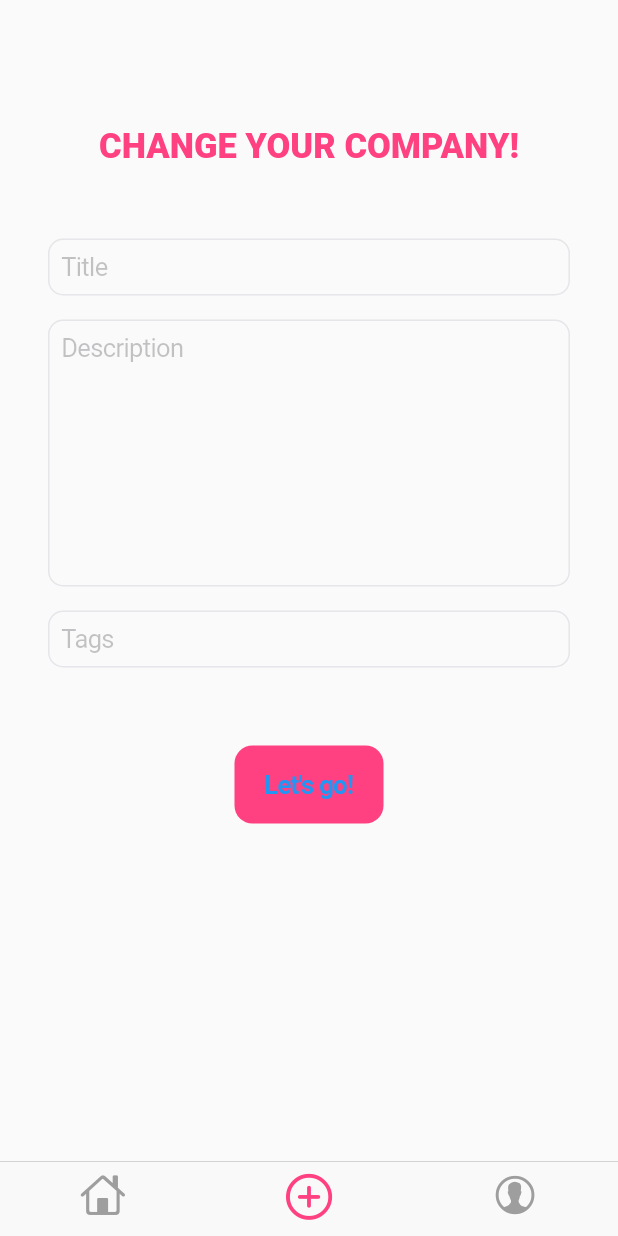
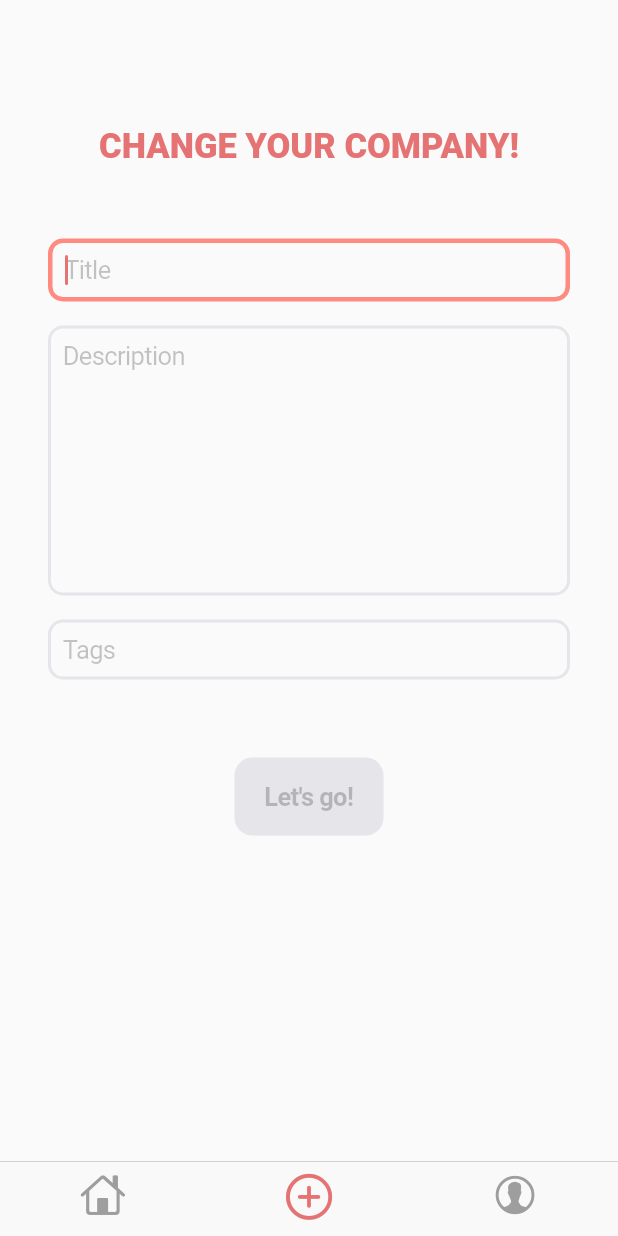
Before and after one commit to migly93/workplace_improver_mobile, a Flutter app: the screen it shows after launch, swiped to page 2, on a phone screen of 412 x 824 dp. Run offline on Flutter 3.47's test engine with Material 2 defaults, Android fonts, the phone set to English and light mode, and no system bars; our stand-ins replace get_it; network calls fail.

Commit message:
completed initiative form

```diff
--- a/lib/utils/constants.dart
+++ b/lib/utils/constants.dart
@@ -1,8 +1,34 @@
 import 'package:flutter/cupertino.dart';
 import 'package:flutter/material.dart';
 
-final Color mainColor = Colors.pinkAccent;
+final Color mainColor = Colors.red.shade300;
 final Color secondaryColor = Colors.white;
 final Color mainGrey = Colors.grey;
-final Color disabledColor = CupertinoColors.inactiveGray;
+final Color validFieldGreen = Colors.greenAccent.shade100;
+final Color invalidFieldRed = Colors.redAccent.shade100;
+const Color lightGray = CupertinoColors.lightBackgroundGray;
 const String mainFont = 'Roboto';
+
+final BoxDecoration normalInputTextFieldBorder = BoxDecoration(
+  border: Border.all(
+    color: lightGray,
+    width: 2,
+  ),
+  borderRadius: BorderRadius.circular(10),
+);
+
+final BoxDecoration vaildInputTextFieldBorder = BoxDecoration(
+  border: Border.all(
+    color: validFieldGreen,
+    width: 3,
+  ),
+  borderRadius: BorderRadius.circular(10),
+);
+
+final BoxDecoration invalidInputTextFieldBorder = BoxDecoration(
+  border: Border.all(
+    color: invalidFieldRed,
+    width: 3,
+  ),
+  borderRadius: BorderRadius.circular(10),
+);
--- a/lib/widgets/initiative_form/initiative_form.dart
+++ b/lib/widgets/initiative_form/initiative_form.dart
@@ -3,18 +3,15 @@ import 'package:workplace_improver_mobile/models/initiative.dart';
 import 'package:workplace_improver_mobile/models/user.dart';
 import 'package:workplace_improver_mobile/service_locator.dart';
 import 'package:workplace_improver_mobile/services/initiative_service.dart';
-import 'package:workplace_improver_mobile/utils/constants.dart';
+import 'package:workplace_improver_mobile/widgets/initiative_form/initiative_form_button.dart';
+import 'package:workplace_improver_mobile/widgets/initiative_form/initiative_form_text_field.dart';
+import 'package:workplace_improver_mobile/widgets/initiative_form/initiative_form_title.dart';
 
 // ignore: must_be_immutable
-class InitiativeForm extends StatelessWidget {
-  final InitiativeService _initiativeService = getIt<InitiativeService>();
+class InitiativeForm extends StatefulWidget {
   final Function backToHome;
 
   Initiative? initiative;
-
-  TextEditingController titleController = TextEditingController();
-  TextEditingController descriptionController = TextEditingController();
-  TextEditingController tagsController = TextEditingController();
 
   InitiativeForm({
     Key? key,
@@ -23,101 +20,87 @@ class InitiativeForm extends StatelessWidget {
   }) : super(key: key);
 
   @override
+  State<StatefulWidget> createState() {
+    return _InitiativeFormState();
+  }
+}
+
+class _InitiativeFormState extends State<InitiativeForm> {
+  final _initiativeService = getIt<InitiativeService>();
+
+  final _titleController = TextEditingController();
+  final _descriptionController = TextEditingController();
+  final _tagsController = TextEditingController();
+
+  late bool _isButtonDisabled;
+
+  @override
+  void initState() {
+    super.initState();
+    _titleController.addListener(_updateIsButtonDisabled);
+    _descriptionController.addListener(_updateIsButtonDisabled);
+    _updateIsButtonDisabled();
+  }
+
+  _updateIsButtonDisabled() {
+    setState(() => _isButtonDisabled =
+        _titleController.text.isEmpty || _descriptionController.text.isEmpty);
+  }
+
+  @override
+  void dispose() {
+    _titleController.dispose();
+    _descriptionController.dispose();
+    _tagsController.dispose();
+    super.dispose();
+  }
+
+  _saveInitiative() {
+    final initiative = Initiative(
+      title: _titleController.text,
+      description: _descriptionController.text,
+      tags: _tagsController.text.split(" "),
+      status: 'Created',
+      owner: User(
+        firstName: 'Giuseppe',
+        lastName: 'Migliaccio',
+        imageUrl:
+            'https://cdn.dribbble.com/users/81809/screenshots/3347540/gokussj.jpg',
+      ),
+    );
+    _titleController.clear();
+    _descriptionController.clear();
+    _tagsController.clear();
+    _initiativeService.createInitiative(initiative);
+    dispose();
+    widget.backToHome(0);
+  }
+
+  @override
   Widget build(BuildContext context) {
     return Container(
       child: Column(
         children: [
-          Container(
-            child: Text(
-              "CHANGE YOUR COMPANY!",
-              style: TextStyle(
-                color: mainColor,
-                fontSize: 23,
-                fontWeight: FontWeight.w900,
-              ),
-            ),
-            margin: const EdgeInsets.symmetric(vertical: 48),
+          const InitiativeFormTitle(),
+          InitiativeFormTextField(
+            placeholder: 'Title',
+            controller: _titleController,
+            autofocus: true,
           ),
-          Container(
-            child: CupertinoTextField(
-              placeholder: "Title",
-              autocorrect: true,
-              decoration: BoxDecoration(
-                border: Border.all(
-                  color: CupertinoColors.lightBackgroundGray,
-                  width: 1,
-                ),
-                borderRadius: BorderRadius.circular(10),
-              ),
-              controller: titleController,
-              padding: const EdgeInsets.all(8),
-              textInputAction: TextInputAction.next,
-            ),
-            margin: const EdgeInsets.only(bottom: 16),
+          InitiativeFormTextField(
+            placeholder: 'Description',
+            controller: _descriptionController,
+            maxLines: 8,
+            textInputAction: TextInputAction.newline,
           ),
-          Container(
-            child: CupertinoTextField(
-              placeholder: "Description",
-              autocorrect: true,
-              decoration: BoxDecoration(
-                border: Border.all(
-                  color: CupertinoColors.lightBackgroundGray,
-                  width: 1,
-                ),
-                borderRadius: BorderRadius.circular(10),
-              ),
-              controller: descriptionController,
-              padding: const EdgeInsets.all(8),
-              textInputAction: TextInputAction.next,
-              maxLines: 8,
-            ),
-            margin: const EdgeInsets.only(bottom: 16),
+          InitiativeFormTextField(
+            placeholder: 'Tags',
+            controller: _tagsController,
+            required: false,
           ),
-          Container(
-            child: CupertinoTextField(
-              placeholder: "Tags",
-              autocorrect: true,
-              decoration: BoxDecoration(
-                border: Border.all(
-                  color: CupertinoColors.lightBackgroundGray,
-                  width: 1,
-                ),
-                borderRadius: BorderRadius.circular(10),
-              ),
-              controller: tagsController,
-              padding: const EdgeInsets.all(8),
-              textInputAction: TextInputAction.next,
-            ),
-            margin: const EdgeInsets.only(bottom: 16),
-          ),
-          Container(
-            child: CupertinoButton(
-              child: const Text(
-                'Let\'s go!',
-                style: TextStyle(
-                  fontWeight: FontWeight.bold,
-                ),
-              ),
-              disabledColor: disabledColor,
-              onPressed: () {
-                final initiative = Initiative(
-                  title: titleController.text,
-                  description: descriptionController.text,
-                  tags: tagsController.text.split(" "),
-                  status: 'Created',
-                  owner: User(
-                    firstName: 'Giuseppe',
-                    lastName: 'Migliaccio',
-                    imageUrl:
-                        'https://cdn.dribbble.com/users/81809/screenshots/3347540/gokussj.jpg',
-                  ),
-                );
-                _initiativeService.createInitiative(initiative);
-                backToHome(0);
-              },
-              color: mainColor,
-            ),
-            margin: const EdgeInsets.only(top: 36),
+          InitiativeFormButton(
+            isDisabled: _isButtonDisabled,
+            onPressed: _saveInitiative,
           ),
         ],
       ),
--- /dev/null
+++ b/lib/widgets/initiative_form/initiative_form_button.dart
@@ -0,0 +1,30 @@
+import 'package:flutter/cupertino.dart';
+import 'package:flutter/material.dart';
+import 'package:workplace_improver_mobile/utils/constants.dart';
+
+class InitiativeFormButton extends StatelessWidget {
+  final bool isDisabled;
+  final VoidCallback onPressed;
+
+  const InitiativeFormButton(
+      {required this.isDisabled, required this.onPressed, Key? key})
+      : super(key: key);
+
+  @override
+  Widget build(BuildContext context) {
+    return Container(
+      child: CupertinoButton(
+        child: const Text(
+          'Let\'s go!',
+          style: TextStyle(
+            fontWeight: FontWeight.bold,
+          ),
+        ),
+        disabledColor: lightGray,
+        onPressed: isDisabled ? null : onPressed,
+        color: mainColor,
+      ),
+      margin: const EdgeInsets.only(top: 36),
+    );
+  }
+}
--- a/lib/widgets/initiative_form/initiative_form_text_field.dart
+++ b/lib/widgets/initiative_form/initiative_form_text_field.dart
@@ -1,40 +1,80 @@
 import 'package:flutter/cupertino.dart';
+import 'package:workplace_improver_mobile/utils/constants.dart';
 
 // ignore: must_be_immutable
-class InitiativeFormTextField extends StatelessWidget {
+class InitiativeFormTextField extends StatefulWidget {
   final String placeholder;
-  final TextInputAction textInputAction;
   final TextEditingController controller;
-  int? maxLines;
-  bool autofocus;
+  final TextInputAction? textInputAction;
+  final int? maxLines;
+  final bool autofocus;
+  final bool required;
 
-  InitiativeFormTextField({
+  const InitiativeFormTextField({
     Key? key,
     required this.placeholder,
-    required this.textInputAction,
+    required this.controller,
+    this.textInputAction,
     this.maxLines,
-    required this.controller,
     this.autofocus = false,
+    this.required = true,
   }) : super(key: key);
+
+  @override
+  State<InitiativeFormTextField> createState() =>
+      _InitiativeFormTextFieldState();
+}
+
+class _InitiativeFormTextFieldState extends State<InitiativeFormTextField> {
+  final _focusNode = FocusNode();
+
+  bool _touched = false;
+
+  late BoxDecoration _boxDecoration = normalInputTextFieldBorder;
+
+  @override
+  void initState() {
+    super.initState();
+    _boxDecoration = normalInputTextFieldBorder;
+    _focusNode.addListener(_changeTextFieldBorder);
+    widget.controller.addListener(_changeTextFieldBorder);
+  }
+
+  @override
+  void dispose() {
+    _focusNode.dispose();
+    widget.controller.dispose();
+    super.dispose();
+  }
+
+  _changeTextFieldBorder() {
+    setState(() {
+      bool isEmpty = widget.controller.text.isEmpty;
+      bool hasFocus = _focusNode.hasFocus;
+      _touched = _touched ? _touched : hasFocus;
+
+      _boxDecoration = widget.required && _touched && isEmpty
+          ? invalidInputTextFieldBorder
+          : hasFocus
+              ? vaildInputTextFieldBorder
+              : normalInputTextFieldBorder;
+    });
+  }
 
   @override
   Widget build(BuildContext context) {
     return Container(
       child: CupertinoTextField(
-        placeholder: placeholder,
+        placeholder: widget.placeholder,
         autocorrect: true,
-        decoration: BoxDecoration(
-          border: Border.all(
-            color: CupertinoColors.lightBackgroundGray,
-            width: 1,
-          ),
-          borderRadius: BorderRadius.circular(10),
-        ),
+        decoration: _boxDecoration,
         padding: const EdgeInsets.all(8),
-        textInputAction: textInputAction,
-        maxLines: maxLines ?? 1,
-        controller: controller,
-        autofocus: autofocus,
+        textInputAction: widget.textInputAction ?? TextInputAction.next,
+        maxLines: widget.maxLines ?? 1,
+        controller: widget.controller,
+        autofocus: widget.autofocus,
+        cursorColor: mainColor,
+        focusNode: _focusNode,
       ),
       margin: const EdgeInsets.only(bottom: 16),
     );
--- /dev/null
+++ b/lib/widgets/initiative_form/initiative_form_title.dart
@@ -0,0 +1,21 @@
+import 'package:flutter/material.dart';
+import 'package:workplace_improver_mobile/utils/constants.dart';
+
+class InitiativeFormTitle extends StatelessWidget {
+  const InitiativeFormTitle({Key? key}) : super(key: key);
+
+  @override
+  Widget build(BuildContext context) {
+    return Container(
+      child: Text(
+        "CHANGE YOUR COMPANY!",
+        style: TextStyle(
+          color: mainColor,
+          fontSize: 23,
+          fontWeight: FontWeight.w900,
+        ),
+      ),
+      margin: const EdgeInsets.symmetric(vertical: 48),
+    );
+  }
+}
```
